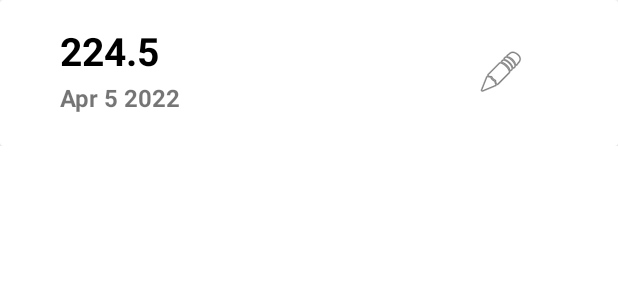
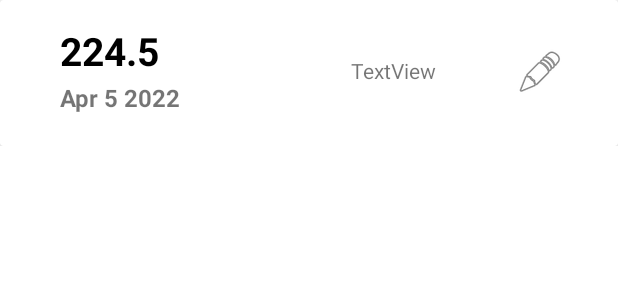
Before and after one commit to JackEmond/Weight-Loss-App, an Android app: the layout rv_row.xml on its own in the app's theme, with its tools: preview values and no code run, on a phone screen of 412 x 824 dp. Shown: the top 300 px of the screen. Run offline under Robolectric (Android 15) with nearby library versions, the phone set to English and light mode, and no system bars.

Commit message:
added boolean to main stating whether user gained or lost weight

```diff
--- a/app/src/main/java/com/example/weightloss/RecyclerViewAdapter.java
+++ b/app/src/main/java/com/example/weightloss/RecyclerViewAdapter.java
@@ -38,6 +38,8 @@ class RecyclerViewAdapter extends RecyclerView.Adapter<RecyclerViewAdapter.MyVie
    public void onBindViewHolder(@NonNull RecyclerViewAdapter.MyViewHolder holder, int position) {
       // binding values to rows
       holder.weight.setText(String.valueOf(weightLossModel.get(position).getWeight()+" lbs"));
+      holder.status.setText(String.valueOf(weightLossModel.get(position).getStatus()));
+
 
       //Convert long back to a date
        SimpleDateFormat formatter = new SimpleDateFormat("MM/dd/yyyy");
@@ -55,11 +57,12 @@ class RecyclerViewAdapter extends RecyclerView.Adapter<RecyclerViewAdapter.MyVie
    public static class MyViewHolder extends  RecyclerView.ViewHolder{
       // Grab views and assign to variables
 
-      TextView weight, date;
+      TextView weight, date, status;
 
       public MyViewHolder(@NonNull View itemView) {
          super(itemView);
 
+         status = itemView.findViewById(R.id.txtStatus);
          weight = itemView.findViewById(R.id.txtWeightRV);
          date = itemView.findViewById(R.id.txtDateRV);
 
--- a/app/src/main/res/layout/rv_row.xml
+++ b/app/src/main/res/layout/rv_row.xml
@@ -24,8 +24,6 @@
                 android:layout_marginEnd="36dp"
                 app:layout_constraintBottom_toBottomOf="parent"
                 app:layout_constraintEnd_toEndOf="parent"
-                app:layout_constraintHorizontal_bias="0.83"
-                app:layout_constraintStart_toEndOf="@+id/txtWeightRV"
                 app:layout_constraintTop_toTopOf="parent"
                 app:layout_constraintVertical_bias="0.492"
                 app:srcCompat="@android:drawable/ic_menu_edit" />
@@ -58,6 +56,18 @@
                 app:layout_constraintHorizontal_bias="0.153"
                 app:layout_constraintStart_toStartOf="parent"
                 app:layout_constraintTop_toTopOf="parent" />
+
+            <TextView
+                android:id="@+id/txtStatus"
+                android:layout_width="62dp"
+                android:layout_height="23dp"
+                android:layout_marginEnd="48dp"
+                android:text="TextView"
+                app:layout_constraintBottom_toBottomOf="parent"
+                app:layout_constraintEnd_toStartOf="@+id/imageView"
+                app:layout_constraintHorizontal_bias="1.0"
+                app:layout_constraintStart_toEndOf="@+id/txtWeightRV"
+                app:layout_constraintTop_toTopOf="parent" />
         </androidx.constraintlayout.widget.ConstraintLayout>
     </androidx.cardview.widget.CardView>
 
```
Also changed, not shown: app/src/main/java/com/example/weightloss/DataBaseHelper.java (+19 -4 lines), app/src/main/java/com/example/weightloss/MainActivity.java (+16 -11 lines), app/src/main/java/com/example/weightloss/WeightLossModel.java (+9 -2 lines), app/src/main/res/layout/activity_main.xml (+33 -9 lines).
